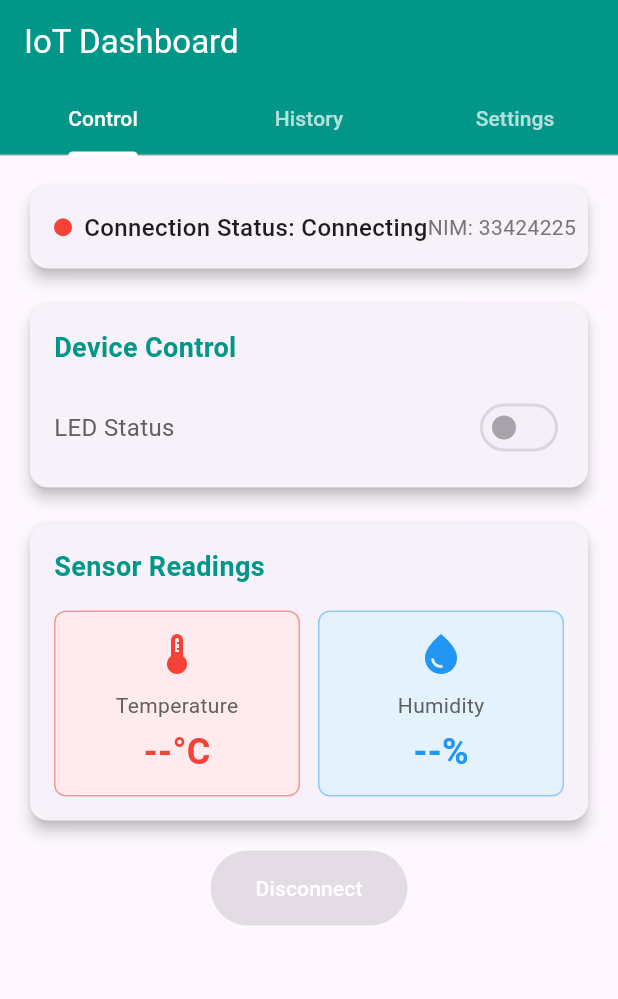
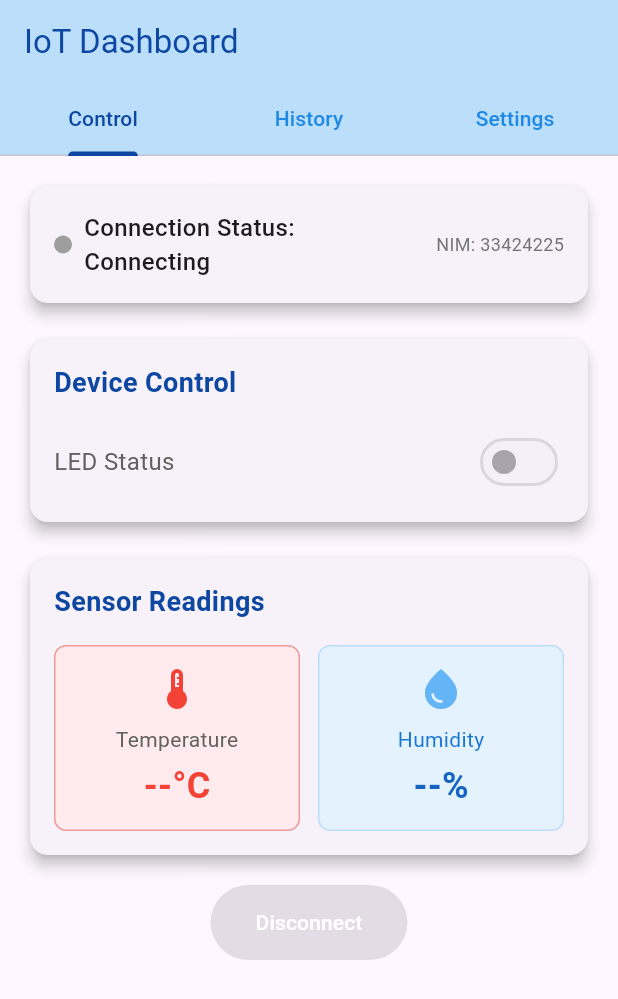
Before and after one commit to wikadprly/esp32_mqtt_dashboard_iot, a Flutter app: the screen it shows after launch, on a phone screen of 412 x 824 dp. Shown: the top 999 px of the screen. Run offline on Flutter 3.47's test engine with Material 3 defaults, Android fonts, the phone set to English and light mode, and no system bars; our stand-ins replace fl_chart, sqflite; missing offline and left inert: mqtt_client; accounts and stored records are empty.

Commit message:
refactoring tampilan

```diff
--- a/lib/main.dart
+++ b/lib/main.dart
@@ -5,13 +5,14 @@ import 'providers/database_provider.dart';
 import 'screens/dashboard_screen.dart';
 import 'screens/device_control_screen.dart';
 import 'screens/logs_screen.dart';
-import 'screens/sensor_detail_screen.dart';
 
 void main() {
   runApp(MyApp());
 }
 
 class MyApp extends StatelessWidget {
+  const MyApp({Key? key}) : super(key: key);
+
   @override
   Widget build(BuildContext context) {
     return MultiProvider(
@@ -28,13 +29,14 @@ class MyApp extends StatelessWidget {
       child: MaterialApp(
         title: 'MQTT IoT App',
         theme: ThemeData(
-          primarySwatch: Colors.teal,
+          primarySwatch: Colors.blue,
+          primaryColor: Colors.blue[100], // Soft light blue
           visualDensity: VisualDensity.adaptivePlatformDensity,
         ),
-        home: DashboardScreen(),
+        home: const DashboardScreen(),
         routes: {
-          '/device_control': (context) => DeviceControlScreen(),
-          '/logs': (context) => LogsScreen(),
+          '/device_control': (context) => const DeviceControlScreen(),
+          '/logs': (context) => const LogsScreen(),
         },
       ),
     );
--- a/lib/providers/mqtt_provider.dart
+++ b/lib/providers/mqtt_provider.dart
@@ -1,4 +1,3 @@
-import 'dart:typed_data';
 import 'package:flutter/foundation.dart';
 import 'package:mqtt_client/mqtt_client.dart';
 import 'package:mqtt_client/mqtt_server_client.dart';
@@ -8,7 +7,7 @@ import '../providers/database_provider.dart';
 class MqttProvider with ChangeNotifier {
   MqttServerClient? _client;
   String _connectionState = 'Disconnected';
-  String _nim = '33424225'; // Hardcoded NIM
+  final String _nim = '33424225'; // Hardcoded NIM
   bool _isConnected = false;
 
   // Hardcoded MQTT settings
@@ -88,7 +87,7 @@ class MqttProvider with ChangeNotifier {
   }
 
   void _onSubscribed(String topic) {
-    print('Successfully subscribed to topic: $topic');
+    debugPrint('Successfully subscribed to topic: $topic');
   }
 
   void _onMessage(covariant List<MqttReceivedMessage<MqttMessage>> messageList) {
@@ -103,7 +102,7 @@ class MqttProvider with ChangeNotifier {
         // which we need to convert to a string
         messageString = payload.payload.message.toList().map((e) => String.fromCharCode(e)).join('');
       } catch (e) {
-        print('Error converting payload to string: $e');
+        debugPrint('Error converting payload to string: $e');
         continue;
       }
 
--- a/lib/screens/dashboard_screen.dart
+++ b/lib/screens/dashboard_screen.dart
@@ -7,8 +7,10 @@ import '../utils/recommendation_engine.dart';
 import 'sensor_chart.dart';
 
 class DashboardScreen extends StatefulWidget {
+  const DashboardScreen({Key? key}) : super(key: key);
+
   @override
-  _DashboardScreenState createState() => _DashboardScreenState();
+  State<DashboardScreen> createState() => _DashboardScreenState();
 }
 
 class _DashboardScreenState extends State<DashboardScreen> {
@@ -45,12 +47,12 @@ class _DashboardScreenState extends State<DashboardScreen> {
         // Update local state based on sensor type
         if (sensorType == 'suhu') {
           setState(() {
-            _temperature = value!;
+            _temperature = value;
             _hasData = true;
           });
         } else if (sensorType == 'humidity') {
           setState(() {
-            _humidity = value!;
+            _humidity = value;
             _hasData = true;
           });
         }
@@ -77,12 +79,12 @@ class _DashboardScreenState extends State<DashboardScreen> {
       child: Scaffold(
         appBar: AppBar(
           title: Text('IoT Dashboard'),
-          backgroundColor: Colors.teal,
-          foregroundColor: Colors.white,
+          backgroundColor: Colors.blue[100],
+          foregroundColor: Colors.blue[900],
           bottom: TabBar(
-            labelColor: Colors.white,
-            unselectedLabelColor: Colors.white70,
-            indicatorColor: Colors.white,
+            labelColor: Colors.blue[900],
+            unselectedLabelColor: Colors.blue[600],
+            indicatorColor: Colors.blue[900],
             tabs: [
               Tab(text: 'Control'),
               Tab(text: 'History'),
@@ -121,22 +123,24 @@ class _DashboardScreenState extends State<DashboardScreen> {
                       height: 12,
                       decoration: BoxDecoration(
                         shape: BoxShape.circle,
-                        color: mqttProvider.isConnected ? Colors.green : Colors.red,
+                        color: mqttProvider.isConnected ? Colors.blue[900] : Colors.grey,
                       ),
                     ),
                     SizedBox(width: 8),
-                    Text(
+                    Flexible(
+                      child: Text(
                         'Connection Status: ${mqttProvider.connectionState}',
                         style: TextStyle(
                           fontSize: 16,
                           fontWeight: FontWeight.w500,
                         ),
                       ),
-                    Spacer(),
+                    ),
+                    const SizedBox(width: 8),
                     Text(
                       'NIM: ${mqttProvider.nim}',
                       style: TextStyle(
-                        fontSize: 14,
+                        fontSize: 12, // Slightly smaller font
                         color: Colors.grey[600],
                       ),
                     ),
@@ -159,7 +163,7 @@ class _DashboardScreenState extends State<DashboardScreen> {
                       style: TextStyle(
                         fontSize: 18,
                         fontWeight: FontWeight.bold,
-                        color: Colors.teal,
+                        color: Colors.blue[900],
                       ),
                     ),
                     SizedBox(height: 16),
@@ -180,7 +184,7 @@ class _DashboardScreenState extends State<DashboardScreen> {
                                   mqttProvider.toggleLed();
                                 }
                               : null,
-                          activeColor: Colors.teal,
+                          activeThumbColor: Colors.blue[300],
                         ),
                       ],
                     ),
@@ -203,7 +207,7 @@ class _DashboardScreenState extends State<DashboardScreen> {
                       style: TextStyle(
                         fontSize: 18,
                         fontWeight: FontWeight.bold,
-                        color: Colors.teal,
+                        color: Colors.blue[900],
                       ),
                     ),
                     SizedBox(height: 16),
@@ -255,13 +259,13 @@ class _DashboardScreenState extends State<DashboardScreen> {
                             decoration: BoxDecoration(
                               color: Colors.blue[50],
                               borderRadius: BorderRadius.circular(8),
-                              border: Border.all(color: Colors.blue[200]!),
+                              border: Border.all(color: Colors.blue[100]!),
                             ),
                             child: Column(
                               children: [
                                 Icon(
                                   Icons.water_drop,
-                                  color: Colors.blue,
+                                  color: Colors.blue[300],
                                   size: 32,
                                 ),
                                 SizedBox(height: 8),
@@ -269,7 +273,7 @@ class _DashboardScreenState extends State<DashboardScreen> {
                                   'Humidity',
                                   style: TextStyle(
                                     fontSize: 14,
-                                    color: Colors.grey[700],
+                                    color: Colors.blue[700],
                                   ),
                                 ),
                                 SizedBox(height: 4),
@@ -278,7 +282,7 @@ class _DashboardScreenState extends State<DashboardScreen> {
                                   style: TextStyle(
                                     fontSize: 24,
                                     fontWeight: FontWeight.bold,
-                                    color: Colors.blue,
+                                    color: Colors.blue[800],
                                   ),
                                 ),
                               ],
@@ -334,12 +338,12 @@ class _DashboardScreenState extends State<DashboardScreen> {
                       style: TextStyle(
                         fontSize: 18,
                         fontWeight: FontWeight.bold,
-                        color: Colors.teal,
+                        color: Colors.blue[900],
                       ),
                     ),
                     SizedBox(height: 16),
                     SizedBox(
-                      height: 200,
+                      height: 180, // Reduced height to prevent overflow
                       child: FutureBuilder<List<SensorData>>(
                         future: databaseProvider.getSensorDataByType('suhu'),
                         builder: (context, snapshot) {
@@ -350,7 +354,7 @@ class _DashboardScreenState extends State<DashboardScreen> {
                           } else {
                             List<SensorData> sensorData = snapshot.data!;
                             // Get only the last 20 records for the chart
-                            if (sensorData.length > 20) {
+                            if (sensorData.isNotEmpty && sensorData.length > 20) {
                               sensorData = sensorData.reversed.take(20).toList().reversed.toList();
                             }
                             return SensorChart(
@@ -380,12 +384,12 @@ class _DashboardScreenState extends State<DashboardScreen> {
                       style: TextStyle(
                         fontSize: 18,
                         fontWeight: FontWeight.bold,
-                        color: Colors.teal,
+                        color: Colors.blue[900],
                       ),
                     ),
                     SizedBox(height: 16),
                     SizedBox(
-                      height: 200,
+                      height: 180, // Reduced height to prevent overflow
                       child: FutureBuilder<List<SensorData>>(
                         future: databaseProvider.getSensorDataByType('humidity'),
                         builder: (context, snapshot) {
@@ -396,7 +400,7 @@ class _DashboardScreenState extends State<DashboardScreen> {
                           } else {
                             List<SensorData> sensorData = snapshot.data!;
                             // Get only the last 20 records for the chart
-                            if (sensorData.length > 20) {
+                            if (sensorData.isNotEmpty && sensorData.length > 20) {
                               sensorData = sensorData.reversed.take(20).toList().reversed.toList();
                             }
                             return SensorChart(
@@ -426,7 +430,7 @@ class _DashboardScreenState extends State<DashboardScreen> {
                       style: TextStyle(
                         fontSize: 18,
                         fontWeight: FontWeight.bold,
-                        color: Colors.teal,
+                        color: Colors.blue[900],
                       ),
                     ),
                     SizedBox(height: 16),
@@ -477,7 +481,7 @@ class _DashboardScreenState extends State<DashboardScreen> {
               style: TextStyle(
                 fontSize: 20,
                 fontWeight: FontWeight.bold,
-                color: Colors.teal,
+                color: Colors.blue[900],
               ),
             ),
             SizedBox(height: 16),
@@ -565,11 +569,12 @@ class _DashboardScreenState extends State<DashboardScreen> {
                           // Connect with new settings
                           await mqttProvider.connect();
 
+                          if (mounted) { // Check if widget is still mounted
                             if (mqttProvider.isConnected) {
                               ScaffoldMessenger.of(context).showSnackBar(
                                 SnackBar(
                                   content: Text('Connected successfully!'),
-                                backgroundColor: Colors.green,
+                                  backgroundColor: Colors.blue[300],
                                 ),
                               );
                             } else {
@@ -580,14 +585,15 @@ class _DashboardScreenState extends State<DashboardScreen> {
                                 ),
                               );
                             }
+                          }
                         },
                         style: ElevatedButton.styleFrom(
-                          backgroundColor: Colors.teal,
+                          backgroundColor: Colors.blue[300],
                           padding: EdgeInsets.symmetric(vertical: 15),
                         ),
                         child: Text(
                           'Save & Connect',
-                          style: TextStyle(fontSize: 16, color: Colors.white),
+                          style: TextStyle(fontSize: 16, color: Colors.blue[900]),
                         ),
                       ),
                     ),
--- a/lib/screens/sensor_chart.dart
+++ b/lib/screens/sensor_chart.dart
@@ -6,14 +6,13 @@ class SensorChart extends StatelessWidget {
   final List<SensorData> sensorDataList;
   final String sensorType; // 'suhu' or 'humidity'
 
-  SensorChart({required this.sensorDataList, required this.sensorType});
+  const SensorChart({Key? key, required this.sensorDataList, required this.sensorType}) : super(key: key);
 
   @override
   Widget build(BuildContext context) {
     String title = sensorType == 'suhu' ? 'Temperature (°C)' : 'Humidity (%)';
     Color color = sensorType == 'suhu' ? Colors.red : Colors.blue;
     Color lineColor = sensorType == 'suhu' ? Colors.red : Colors.blue;
-    Color dotColor = sensorType == 'suhu' ? Colors.red : Colors.blue;
 
     return Column(
       crossAxisAlignment: CrossAxisAlignment.start,
@@ -84,7 +83,7 @@ class SensorChart extends StatelessWidget {
                 border: Border.all(color: const Color(0xff37434d)),
               ),
               minX: 0,
-              maxX: sensorDataList.length > 0 ? sensorDataList.length - 1 : 0,
+              maxX: sensorDataList.isNotEmpty ? sensorDataList.length - 1 : 0,
               minY: sensorDataList.isNotEmpty
                   ? sensorDataList.map((e) => e.value).reduce((a, b) => a < b ? a : b) - 5
                   : 0,
--- a/lib/services/data_service.dart
+++ b/lib/services/data_service.dart
@@ -1,3 +1,4 @@
+import 'package:flutter/foundation.dart';
 import '../models/sensor_data.dart';
 import '../models/command.dart';
 import '../providers/database_provider.dart';
@@ -33,7 +34,7 @@ class DataService {
         await databaseProvider.insertSensorData(sensorData);
       }
     } catch (e) {
-      print('Error parsing sensor data: $e');
+      debugPrint('Error parsing sensor data: $e');
     }
   }
 
@@ -48,7 +49,7 @@ class DataService {
 
       await databaseProvider.insertCommand(command);
     } catch (e) {
-      print('Error storing command: $e');
+      debugPrint('Error storing command: $e');
     }
   }
 
```
Also changed, not shown: lib/screens/device_control_screen.dart (+13 -11 lines), lib/screens/logs_screen.dart (+10 -8 lines), lib/screens/sensor_detail_screen.dart (+6 -5 lines), lib/utils/recommendation_engine.dart (+4 -4 lines), 1 other file. Lines whose indentation alone changed are shown as unchanged.
